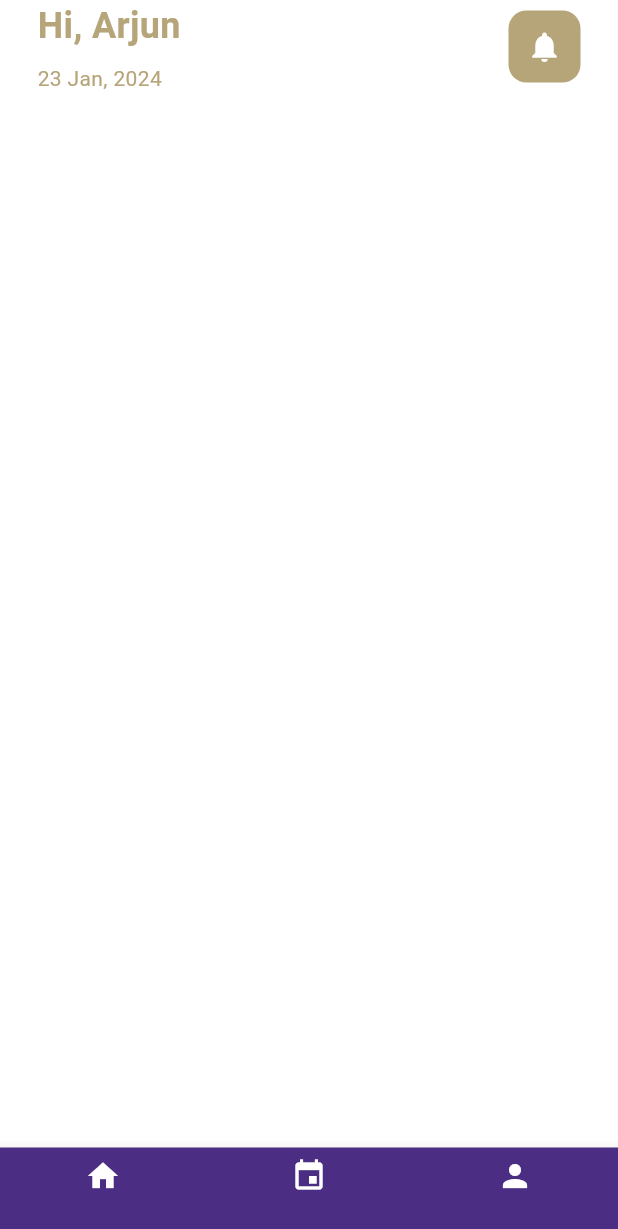
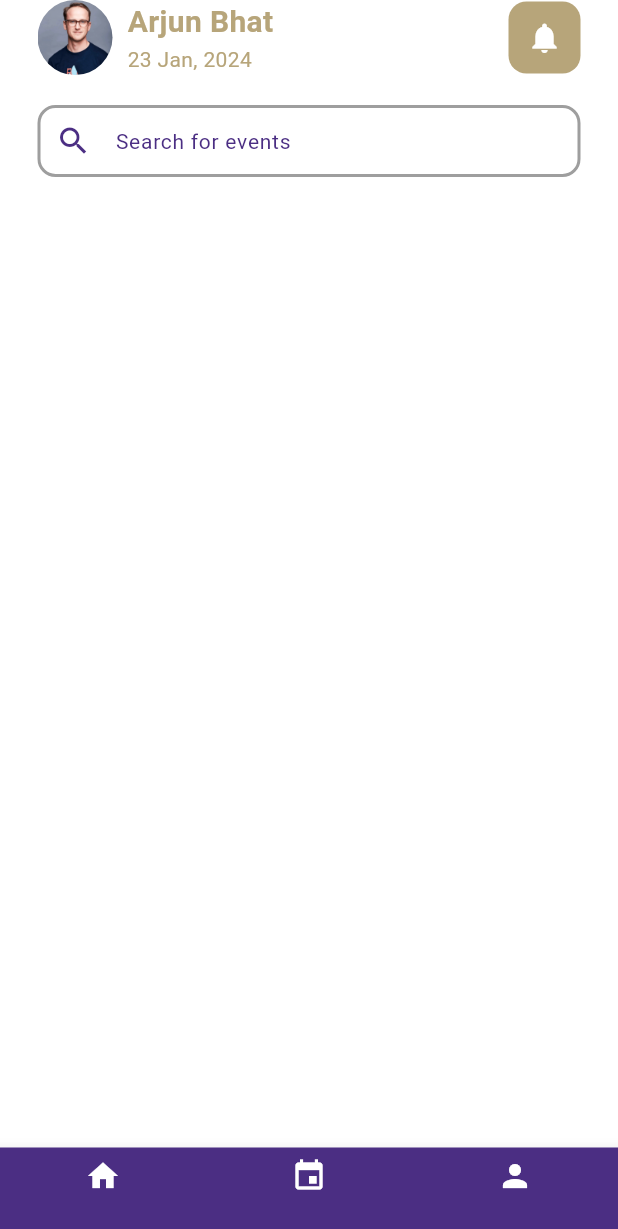
Before and after one commit to BhatArj24/find_my_buddy, a Flutter app: the screen it shows after launch, on a phone screen of 412 x 824 dp. Shown: the top 1229 px of the screen. Run offline on Flutter 3.47's test engine with Material 3 defaults, Android fonts, the light colour scheme and no system bars.

Commit message:
search bar

```diff
--- a/lib/pages/home_page.dart
+++ b/lib/pages/home_page.dart
@@ -77,23 +77,40 @@ class _HomePageState extends State<HomePage> {
                   Row(
                     mainAxisAlignment: MainAxisAlignment.spaceBetween,
                     children: [
+                      Row(
+                        children: [
+                          Container(
+                            // Profile image
+                            height: 50,
+                            width: 50,
+                            decoration: BoxDecoration(
+                              shape: BoxShape.circle,
+                              image: DecorationImage(
+                                image: AssetImage(
+                                    'assets/images/user_headshot.jpg'),
+                                fit: BoxFit.cover,
+                              ),
+                            ),
+                          ),
+                          SizedBox(width: 10),
                           Column(
                             crossAxisAlignment: CrossAxisAlignment.start,
                             children: [
                               Text(
-                            "Hi, Arjun",
+                                "Arjun Bhat",
                                 style: TextStyle(
                                   color: Theme.of(context).colorScheme.tertiary,
-                              fontSize: 24,
+                                  fontSize: 20,
                                   fontWeight: FontWeight.bold,
                                 ),
                               ),
-                          SizedBox(height: 8),
                               Text(
                                 '23 Jan, 2024',
                                 style: TextStyle(
                                   color: Theme.of(context).colorScheme.tertiary,
                                 ),
+                              ),
+                            ],
                           ),
                         ],
                       ),
@@ -110,6 +127,34 @@ class _HomePageState extends State<HomePage> {
                       ),
                     ],
                   ),
+                  SizedBox(height: 20),
+                  // Search bar
+                  TextField(
+                    decoration: InputDecoration(
+                      hintText: 'Search for events',
+                      hintStyle: TextStyle(
+                        color: Theme.of(context).colorScheme.primary,
+                        fontSize: 14,
+                      ),
+                      prefixIcon: Icon(Icons.search,
+                          color: Theme.of(context).colorScheme.primary),
+                      filled: true,
+                      fillColor: Theme.of(context).colorScheme.surface,
+                      enabledBorder: OutlineInputBorder(
+                          borderRadius: BorderRadius.circular(12),
+                          borderSide:
+                              BorderSide(color: Colors.grey, width: 2.0)),
+                      focusedBorder: OutlineInputBorder(
+                          borderRadius: BorderRadius.circular(12),
+                          borderSide: BorderSide(
+                              color: Theme.of(context).colorScheme.primary,
+                              width: 2.0)),
+                      contentPadding:
+                          EdgeInsets.symmetric(vertical: 0, horizontal: 20),
+                    ),
+                  ),
+                  // display all the event tiles
+                  SizedBox(height: 20),
                 ],
               ),
             ),
--- a/pubspec.yaml
+++ b/pubspec.yaml
@@ -63,7 +63,8 @@ flutter:
   # assets:
   #   - images/a_dot_burr.jpeg
   #   - images/a_dot_ham.jpeg
-
+  assets:
+    - assets/images/user_headshot.jpg
   # An image asset can refer to one or more resolution-specific "variants", see
   # https://flutter.dev/to/resolution-aware-images
 
```
Also changed, not shown: assets/images/user_headshot.jpg (added). Lines whose indentation alone changed are shown as unchanged.
